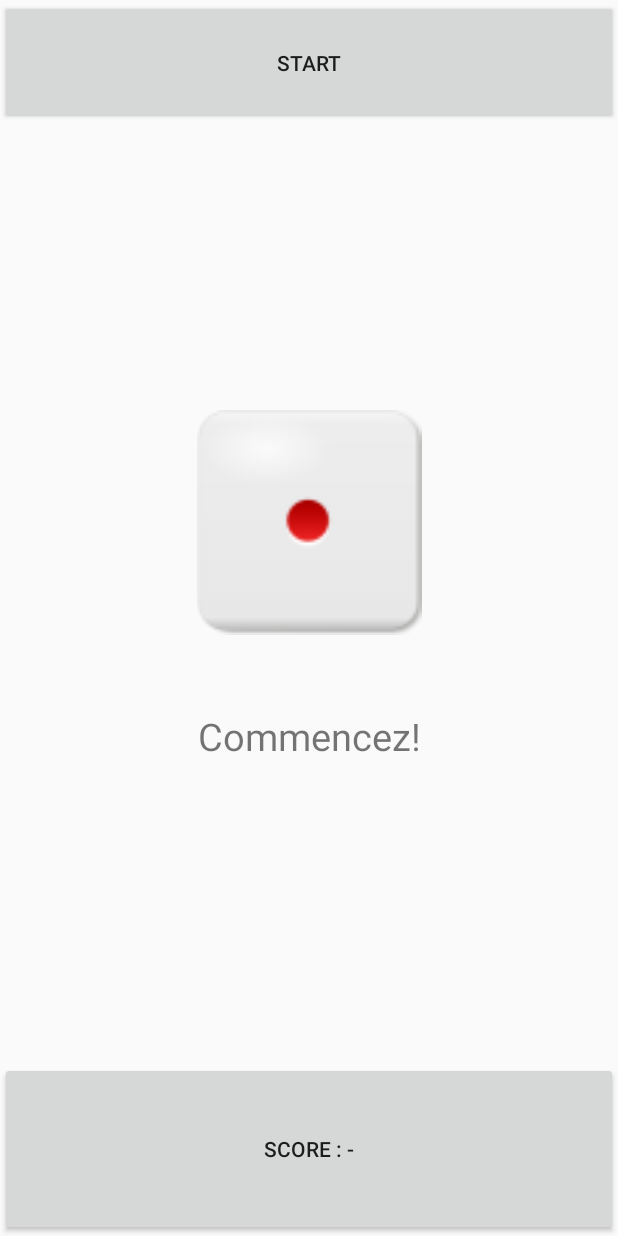
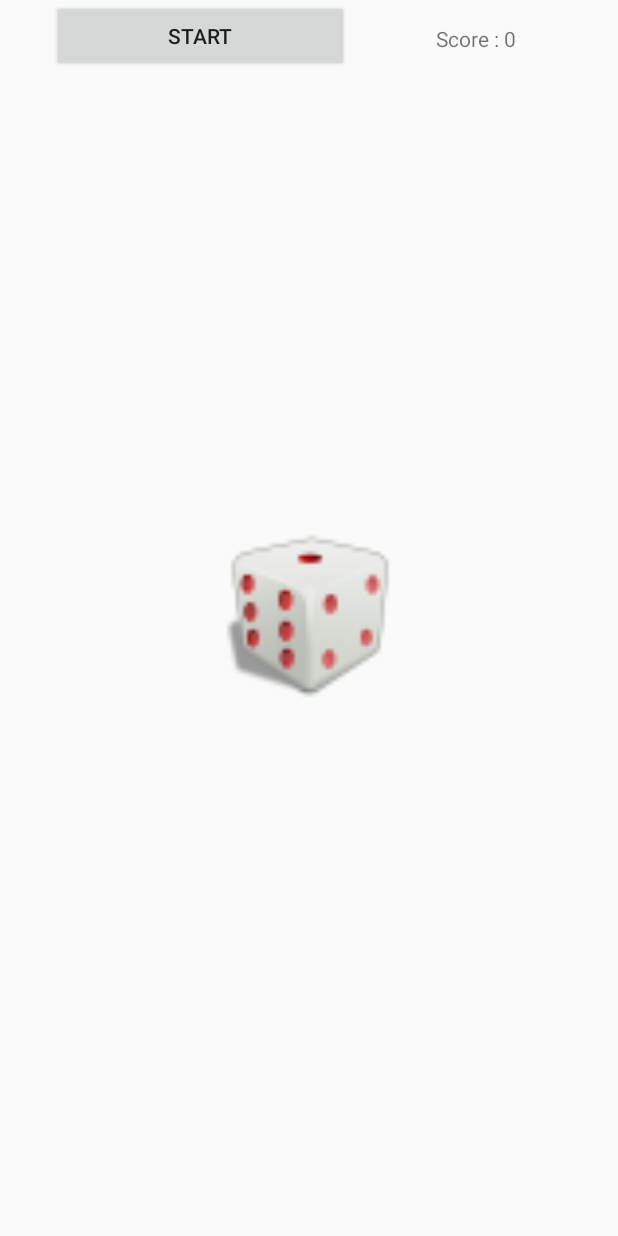
Before and after one commit to ly-abdourahamane/DiceRoll, an Android app: the screen it shows after launch (DiceActivity), on a phone screen of 412 x 824 dp. Run offline under Robolectric (Android 15) with nearby library versions, the phone set to English and light mode, and no system bars.

Commit message:
modify dice roll layout

```diff
--- a/app/src/main/java/com/android/diceroll/DiceActivity.java
+++ b/app/src/main/java/com/android/diceroll/DiceActivity.java
@@ -15,6 +15,7 @@ import android.support.v7.app.AppCompatActivity;
 import android.os.Bundle;
 import android.view.MotionEvent;
 import android.view.View;
+import android.widget.Button;
 import android.widget.ImageView;
 import android.widget.TextView;
 
@@ -26,12 +27,16 @@ public class DiceActivity extends AppCompatActivity implements View.OnTouchListe
     private MediaRecorder mRecorder;
     private Handler mHandler;
     private ImageView image;
+    private Button buttonStart;
+    private boolean gameStarted = false;
+
     @Override
     protected void onCreate(Bundle savedInstanceState) {
         super.onCreate(savedInstanceState);
         setContentView(R.layout.dice);
         image = findViewById(R.id.imgDe);
         mHandler = new Handler();
+        buttonStart = (Button) findViewById(R.id.startButton);
 
         sm = (SensorManager) getSystemService(SENSOR_SERVICE);
 
@@ -183,4 +188,15 @@ public class DiceActivity extends AppCompatActivity implements View.OnTouchListe
 
         return nombreAleatoire;
     }
+
+    public void startOrStopGame(View view) {
+        gameStarted = !gameStarted;
+
+        if(gameStarted) {
+            buttonStart.setText("Sotp");
+        } else {
+            buttonStart.setText("Start");
+        }
+
+    }
 }
--- a/app/src/main/res/layout/dice.xml
+++ b/app/src/main/res/layout/dice.xml
@@ -6,56 +6,42 @@
     android:layout_width="match_parent"
     android:layout_height="match_parent">
 
-    <LinearLayout
-        android:id="@+id/diceLayout"
-        android:layout_width="match_parent"
-        android:layout_height="match_parent"
-        android:orientation="vertical"
-        tools:layout_editor_absoluteX="8dp"
-        tools:layout_editor_absoluteY="8dp">
+    <ImageView
+        android:id="@+id/imgDe"
+        android:layout_width="165dp"
+        android:layout_height="125dp"
+        android:layout_marginStart="8dp"
+        android:layout_marginTop="8dp"
+        android:layout_marginEnd="8dp"
+        android:layout_marginBottom="8dp"
+        app:layout_constraintBottom_toBottomOf="parent"
+        app:layout_constraintEnd_toEndOf="parent"
+        app:layout_constraintHorizontal_bias="0.504"
+        app:layout_constraintStart_toStartOf="parent"
+        app:layout_constraintTop_toTopOf="parent"
+        app:srcCompat="@drawable/dice3d" />
 
-        <Button
-            android:id="@+id/startButton"
-            android:layout_width="match_parent"
-            android:layout_height="wrap_content"
-            android:layout_weight="1"
-            android:text="START" />
 
-        <Space
-            android:layout_width="match_parent"
-            android:layout_height="190dp" />
+    <Button
+        android:id="@+id/startButton"
+        android:layout_width="198dp"
+        android:layout_height="wrap_content"
+        android:layout_marginStart="8dp"
+        android:layout_marginEnd="32dp"
+        android:onClick="startOrStopGame"
+        android:text="Start"
+        app:layout_constraintEnd_toStartOf="@+id/scoreTextView"
+        app:layout_constraintStart_toStartOf="parent"
+        app:layout_constraintTop_toTopOf="parent" />
 
-        <ImageView
-            android:id="@+id/imgDe"
-            android:layout_width="match_parent"
-            android:layout_height="150dp"
-            app:srcCompat="@drawable/one"
-            tools:layout_editor_absoluteX="173dp"
-            tools:layout_editor_absoluteY="323dp" />
+    <TextView
+        android:id="@+id/scoreTextView"
+        android:layout_width="wrap_content"
+        android:layout_height="wrap_content"
+        android:layout_marginTop="16dp"
+        android:layout_marginEnd="68dp"
+        android:text="Score : 0"
+        app:layout_constraintEnd_toEndOf="parent"
+        app:layout_constraintTop_toTopOf="parent" />
 
-        <Space
-            android:layout_width="match_parent"
-            android:layout_height="50dp" />
-
-        <TextView
-            android:id="@+id/commentaire"
-            android:layout_width="match_parent"
-            android:layout_height="wrap_content"
-            android:text="Commencez!"
-            android:textAlignment="center"
-            android:textSize="25dp"
-            tools:layout_editor_absoluteX="73dp"
-            tools:layout_editor_absoluteY="459dp" />
-
-        <Space
-            android:layout_width="match_parent"
-            android:layout_height="200dp" />
-
-        <Button
-            android:id="@+id/scoreButton"
-            android:layout_width="match_parent"
-            android:layout_height="80dp"
-            android:layout_weight="1"
-            android:text="SCORE : -" />
-    </LinearLayout>
 </android.support.constraint.ConstraintLayout>
```
